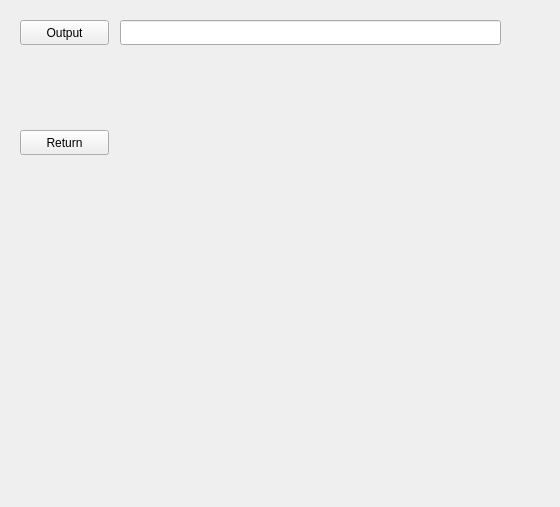
Above: gui/pages/captureToolPage.ui from jacv050/dataset-tools before the change. Below: the same form after it.
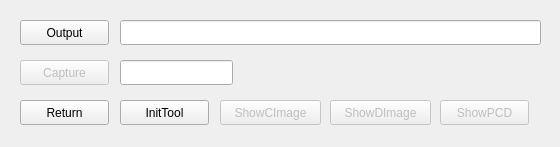
That is the form after the change.

Commit message: Added start process for capture tool.

Diff of the .ui file:
```diff
--- a/gui/pages/captureToolPage.ui
+++ b/gui/pages/captureToolPage.ui
@@ -7,13 +7,19 @@
     <x>0</x>
     <y>0</y>
     <width>560</width>
-    <height>507</height>
+    <height>147</height>
    </rect>
   </property>
   <property name="minimumSize">
    <size>
     <width>560</width>
-    <height>507</height>
+    <height>147</height>
+   </size>
+  </property>
+  <property name="maximumSize">
+   <size>
+    <width>560</width>
+    <height>147</height>
    </size>
   </property>
   <property name="windowTitle">
@@ -23,7 +29,7 @@
    <property name="geometry">
     <rect>
      <x>20</x>
-     <y>130</y>
+     <y>100</y>
      <width>89</width>
      <height>25</height>
     </rect>
@@ -37,7 +43,7 @@
     <rect>
      <x>120</x>
      <y>20</y>
-     <width>381</width>
+     <width>421</width>
      <height>25</height>
     </rect>
    </property>
@@ -55,6 +61,93 @@
     <string>Output</string>
    </property>
   </widget>
+  <widget class="QPushButton" name="pbCapture">
+   <property name="enabled">
+    <bool>false</bool>
+   </property>
+   <property name="geometry">
+    <rect>
+     <x>20</x>
+     <y>60</y>
+     <width>89</width>
+     <height>25</height>
+    </rect>
+   </property>
+   <property name="text">
+    <string>Capture</string>
+   </property>
+  </widget>
+  <widget class="QLineEdit" name="lineEdit">
+   <property name="geometry">
+    <rect>
+     <x>120</x>
+     <y>60</y>
+     <width>113</width>
+     <height>25</height>
+    </rect>
+   </property>
+  </widget>
+  <widget class="QPushButton" name="pbInitTool">
+   <property name="geometry">
+    <rect>
+     <x>120</x>
+     <y>100</y>
+     <width>89</width>
+     <height>25</height>
+    </rect>
+   </property>
+   <property name="text">
+    <string>InitTool</string>
+   </property>
+  </widget>
+  <widget class="QPushButton" name="pbShowColorImage">
+   <property name="enabled">
+    <bool>false</bool>
+   </property>
+   <property name="geometry">
+    <rect>
+     <x>220</x>
+     <y>100</y>
+     <width>101</width>
+     <height>25</height>
+    </rect>
+   </property>
+   <property name="text">
+    <string>ShowCImage</string>
+   </property>
+  </widget>
+  <widget class="QPushButton" name="pbShowPCD">
+   <property name="enabled">
+    <bool>false</bool>
+   </property>
+   <property name="geometry">
+    <rect>
+     <x>440</x>
+     <y>100</y>
+     <width>89</width>
+     <height>25</height>
+    </rect>
+   </property>
+   <property name="text">
+    <string>ShowPCD</string>
+   </property>
+  </widget>
+  <widget class="QPushButton" name="pbShowDepthImage">
+   <property name="enabled">
+    <bool>false</bool>
+   </property>
+   <property name="geometry">
+    <rect>
+     <x>330</x>
+     <y>100</y>
+     <width>101</width>
+     <height>25</height>
+    </rect>
+   </property>
+   <property name="text">
+    <string>ShowDImage</string>
+   </property>
+  </widget>
  </widget>
  <resources/>
  <connections/>
```
Left out of the diff: 2 changed lines with no effect on the pictures. The commit also changes 2 other files.
